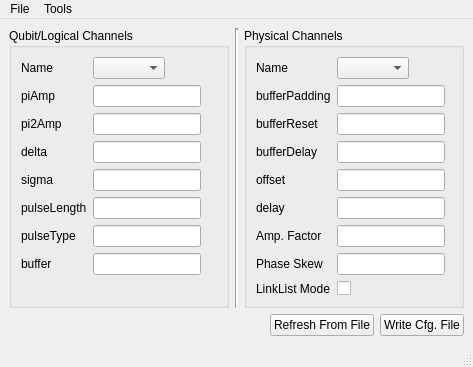
Above: experiments/muWaveDetection/src/pulseParamGUI.ui from BBN-Q/Qlab before the change. Below: the same form after it.
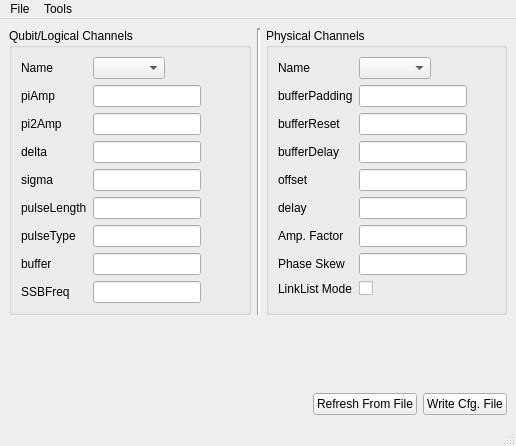
That is the form after the change.

Commit message: Adding SSBFreq field to param GUI.

What changed in the file:
```diff
--- a/experiments/muWaveDetection/src/pulseParamGUI.ui
+++ b/experiments/muWaveDetection/src/pulseParamGUI.ui
@@ -6,8 +6,8 @@
    <rect>
     <x>0</x>
     <y>0</y>
-    <width>473</width>
-    <height>351</height>
+    <width>516</width>
+    <height>446</height>
    </rect>
   </property>
   <property name="windowTitle">
@@ -135,6 +135,16 @@
            <item row="7" column="1">
             <widget class="QLineEdit" name="buffer"/>
            </item>
+           <item row="8" column="1">
+            <widget class="QLineEdit" name="SSBFreq"/>
+           </item>
+           <item row="8" column="0">
+            <widget class="QLabel" name="label_18">
+             <property name="text">
+              <string>SSBFreq</string>
+             </property>
+            </widget>
+           </item>
           </layout>
          </item>
         </layout>
@@ -346,8 +356,8 @@
     <rect>
      <x>0</x>
      <y>0</y>
-     <width>473</width>
-     <height>20</height>
+     <width>516</width>
+     <height>22</height>
     </rect>
    </property>
    <widget class="QMenu" name="menuFile">
```
The commit also changes 1 other file.
